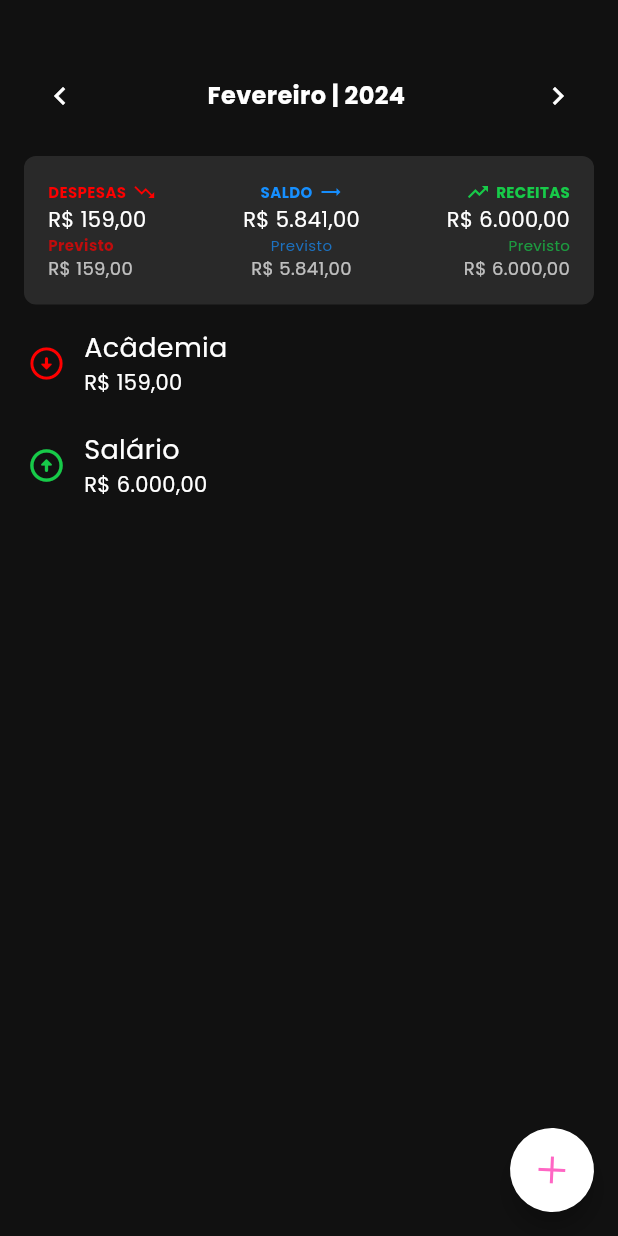
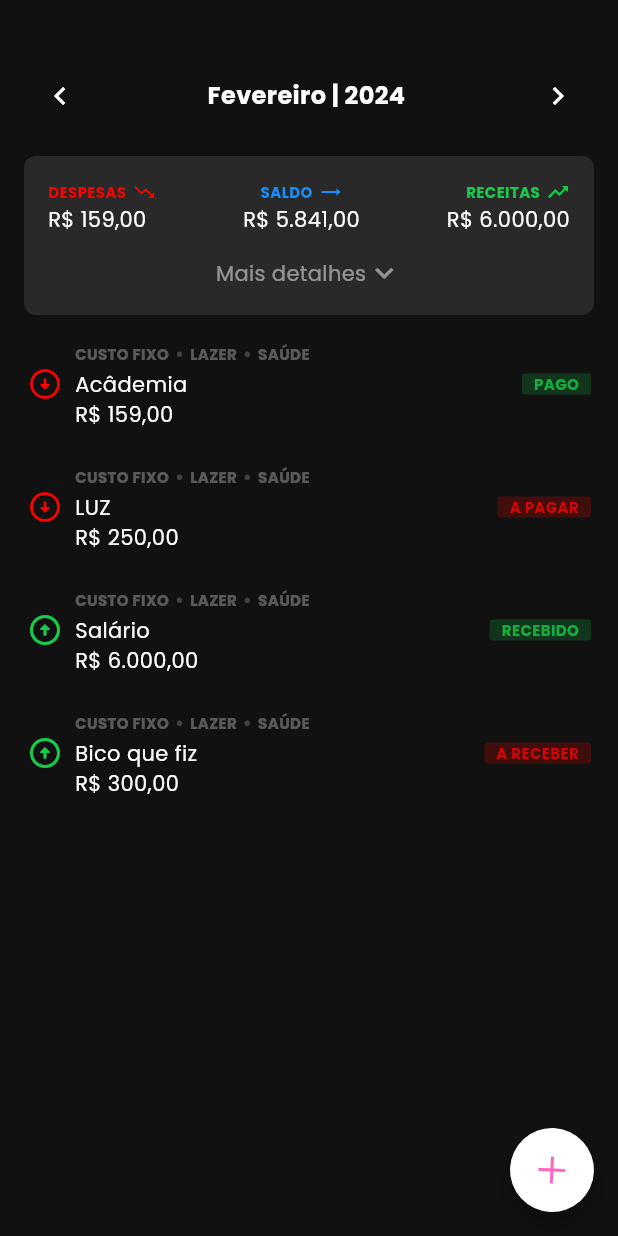
Before and after one commit to youngNyvek/simple-plan, a Flutter app: the screen it shows after launch, on a phone screen of 412 x 824 dp. Run offline on Flutter 3.47's test engine with Material 3 defaults, Android fonts, the phone set to English and light mode, and no system bars; our stand-ins replace google_fonts.

Commit message:
feat: complementing transactions list

```diff
--- a/lib/domain/model/transaction_entry_model.dart
+++ b/lib/domain/model/transaction_entry_model.dart
@@ -1,6 +1,7 @@
 import 'package:simple_plan/domain/entities/transaction_entry_entity.dart';
 
 class TransactionEntryModel {
+  final int id;
   final String description;
   final double amount;
   final DateTime startDate;
@@ -12,9 +13,14 @@ class TransactionEntryModel {
   final int? finalInstallment;
   final List<String> categories;
 
-  static const List<String> _defaultCategories = [];
+  static const List<String> _defaultCategories = [
+    "CUSTO FIXO",
+    "LAZER",
+    "SAÚDE"
+  ];
 
   TransactionEntryModel({
+    required this.id,
     required this.description,
     required this.amount,
     required this.startDate,
@@ -45,6 +51,7 @@ class TransactionEntryModel {
     }
 
     return TransactionEntryModel(
+        id: entity.id!,
         description: entity.description,
         amount: amount,
         startDate: entity.startDate,
--- a/lib/domain/shared/constants.dart
+++ b/lib/domain/shared/constants.dart
@@ -1,3 +1,3 @@
 class Constants {
-  static const String addPlanLabel = "Novo Plano";
+  static const String addPlanLabel = "Nova Transação";
 }
--- a/lib/domain/shared/enum/occurence_type.dart
+++ b/lib/domain/shared/enum/occurence_type.dart
@@ -6,4 +6,6 @@ class OccurrenceType {
 
   static const income = OccurrenceType("Receita", 1);
   static const expense = OccurrenceType("Despesa", 2);
+
+  static const occurrencesList = [income, expense];
 }
--- a/lib/main.dart
+++ b/lib/main.dart
@@ -1,5 +1,6 @@
 import 'package:flutter/material.dart';
 import 'package:google_fonts/google_fonts.dart';
+import 'package:simple_plan/presentation/screens/addTransaction/index.dart';
 import 'package:simple_plan/presentation/screens/home/index.dart';
 import 'package:simple_plan/domain/shared/utils/theme_colors.dart';
 
@@ -20,7 +21,7 @@ class MyApp extends StatelessWidget {
           textTheme: GoogleFonts.poppinsTextTheme()),
       routes: {
         '/': (context) => const Home(),
-        '/addPlan': (context) => const Home()
+        '/addTransaction': (context) => const AddTransaction()
       },
     );
   }
--- a/lib/presentation/screens/home/components/expandable_fab.dart
+++ b/lib/presentation/screens/home/components/expandable_fab.dart
@@ -38,7 +38,7 @@ class _ExpandableFabState extends State<ExpandableFab> {
               icon: const Icon(Icons.library_add),
               label: Constants.addPlanLabel,
               onPressed: () =>
-                  {_toggle(), Navigator.pushNamed(context, '/addPlan')}),
+                  {_toggle(), Navigator.pushNamed(context, '/addTransaction')}),
           FabActionButton(
               isOpen: _open,
               bottom: 70,
--- a/lib/presentation/screens/home/components/fab_actionbutton.dart
+++ b/lib/presentation/screens/home/components/fab_actionbutton.dart
@@ -35,7 +35,7 @@ class FabActionButton extends StatelessWidget {
             duration: const Duration(milliseconds: 200),
             child: FloatingActionButton.extended(
                 heroTag: heroTag,
-                backgroundColor: ThemeColors.pink,
+                backgroundColor: ThemeColors.blue,
                 label: Text(label),
                 onPressed: onPressed,
                 icon: icon)));
--- /dev/null
+++ b/lib/presentation/screens/home/components/monthDetails/index.dart
@@ -0,0 +1,76 @@
+import 'package:flutter/cupertino.dart';
+import 'package:flutter/material.dart';
+import 'package:simple_plan/domain/shared/utils/string_utils.dart';
+import 'package:simple_plan/domain/shared/utils/theme_colors.dart';
+import 'package:simple_plan/presentation/screens/home/components/monthDetails/occurrence_details.dart';
+
+class MonthDetail extends StatelessWidget {
+  final double currentExpenses;
+  final double expenses;
+  final double currentIncomes;
+  final double incomes;
+
+  const MonthDetail(
+      {super.key,
+      required this.currentExpenses,
+      required this.expenses,
+      required this.currentIncomes,
+      required this.incomes});
+
+  @override
+  Widget build(BuildContext context) {
+    return Container(
+        padding: const EdgeInsets.all(16),
+        margin: const EdgeInsets.all(16),
+        decoration: BoxDecoration(
+          borderRadius: BorderRadius.circular(8),
+          color: ThemeColors.darkGray,
+        ),
+        child: Column(
+          children: [
+            Row(
+              mainAxisAlignment: MainAxisAlignment.spaceBetween,
+              children: [
+                OccurrenceDetails(
+                    crossAxisAlignment: CrossAxisAlignment.start,
+                    currentValue: currentExpenses,
+                    expectedValue: expenses,
+                    icon: Icons.trending_down,
+                    label: "DESPESAS",
+                    primaryColor: ThemeColors.red),
+                OccurrenceDetails(
+                    crossAxisAlignment: CrossAxisAlignment.center,
+                    currentValue: currentIncomes - currentExpenses,
+                    expectedValue: incomes - expenses,
+                    icon: Icons.trending_flat,
+                    label: "SALDO",
+                    primaryColor: ThemeColors.blue),
+                OccurrenceDetails(
+                    crossAxisAlignment: CrossAxisAlignment.end,
+                    currentValue: currentIncomes,
+                    expectedValue: incomes,
+                    icon: Icons.trending_up,
+                    label: "RECEITAS",
+                    primaryColor: ThemeColors.green),
+              ],
+            ),
+            const SizedBox(
+              height: 14,
+            ),
+            Row(
+              mainAxisAlignment: MainAxisAlignment.center,
+              children: [
+                Text(
+                  "Mais detalhes",
+                  style: TextStyle(color: Colors.white.withOpacity(0.5)),
+                ),
+                Icon(
+                  Icons.expand_more,
+                  color: Colors.white.withOpacity(0.5),
+                )
+              ],
+            )
+          ],
+        ));
+  }
+}
--- /dev/null
+++ b/lib/presentation/screens/home/components/monthDetails/occurrence_details.dart
@@ -0,0 +1,66 @@
+import 'package:flutter/cupertino.dart';
+import 'package:flutter/material.dart';
+import 'package:simple_plan/domain/shared/utils/string_utils.dart';
+import 'package:simple_plan/domain/shared/utils/theme_colors.dart';
+
+class OccurrenceDetails extends StatelessWidget {
+  final Color primaryColor;
+  final double currentValue;
+  final double expectedValue;
+  final String label;
+  final IconData icon;
+  final CrossAxisAlignment crossAxisAlignment;
+
+  final _expectedLabel = "Previsto";
+
+  const OccurrenceDetails(
+      {super.key,
+      required this.primaryColor,
+      required this.currentValue,
+      required this.expectedValue,
+      required this.label,
+      required this.icon,
+      required this.crossAxisAlignment});
+
+  @override
+  Widget build(BuildContext context) {
+    return Column(
+      crossAxisAlignment: crossAxisAlignment,
+      children: [
+        Row(
+          mainAxisAlignment: MainAxisAlignment.spaceBetween,
+          children: [
+            Text(
+              label,
+              style: TextStyle(
+                  color: primaryColor,
+                  fontWeight: FontWeight.bold,
+                  fontSize: 10),
+            ),
+            const SizedBox(width: 4),
+            Icon(
+              icon,
+              color: primaryColor,
+              size: 16,
+            ),
+          ],
+        ),
+        Text(
+          StringUtils.formatCurrency(currentValue),
+          style: const TextStyle(color: Colors.white, fontSize: 14),
+        ),
+        // Text(
+        //   _expectedLabel,
+        //   style: TextStyle(
+        //       color: primaryColor.withOpacity(0.7),
+        //       fontWeight: FontWeight.bold,
+        //       fontSize: 10),
+        // ),
+        // Text(
+        //   StringUtils.formatCurrency(expectedValue),
+        //   style: TextStyle(color: Colors.white.withOpacity(0.7), fontSize: 12),
+        // ),
+      ],
+    );
+  }
+}
--- a/lib/presentation/screens/home/components/transactionCard/categories_row.dart
+++ b/lib/presentation/screens/home/components/transactionCard/categories_row.dart
@@ -12,8 +12,8 @@ class CategoriesRow extends StatelessWidget {
             .map((item) => Row(children: [
                   Text(
                     item.toUpperCase(),
-                    style: const TextStyle(
-                        color: Colors.white,
+                    style: TextStyle(
+                        color: Colors.white.withOpacity(0.3),
                         fontSize: 10,
                         fontWeight: FontWeight.bold),
                   ),
@@ -21,9 +21,11 @@ class CategoriesRow extends StatelessWidget {
                     width: 4,
                   ),
                   categories.last != item
-                      ? const Row(children: [
-                          Text("•", style: TextStyle(color: Colors.white)),
-                          SizedBox(width: 4)
+                      ? Row(children: [
+                          Text("•",
+                              style: TextStyle(
+                                  color: Colors.white.withOpacity(0.2))),
+                          const SizedBox(width: 4)
                         ])
                       : const SizedBox.shrink()
                 ]))
--- /dev/null
+++ b/lib/presentation/screens/home/components/transactionCard/done_flag.dart
@@ -0,0 +1,43 @@
+import 'package:flutter/cupertino.dart';
+import 'package:simple_plan/domain/shared/enum/occurence_type.dart';
+import 'package:simple_plan/domain/shared/utils/theme_colors.dart';
+
+class DoneFlag extends StatelessWidget {
+  final bool done;
+  final int occurenceType;
+
+  const DoneFlag({super.key, required this.done, required this.occurenceType});
+
+  @override
+  Widget build(BuildContext context) {
+    if (done) {
+      return Container(
+        padding: const EdgeInsets.symmetric(horizontal: 8),
+        decoration: BoxDecoration(
+          borderRadius: BorderRadius.circular(2),
+          color: ThemeColors.green.withOpacity(0.2),
+        ),
+        child: Text(
+            occurenceType == OccurrenceType.income.id ? "RECEBIDO" : "PAGO",
+            style: TextStyle(
+                color: ThemeColors.green.withOpacity(0.8),
+                fontSize: 10,
+                fontWeight: FontWeight.bold)),
+      );
+    } else {
+      return Container(
+        padding: const EdgeInsets.symmetric(horizontal: 8),
+        decoration: BoxDecoration(
+          borderRadius: BorderRadius.circular(2),
+          color: ThemeColors.red.withOpacity(0.2),
+        ),
+        child: Text(
+            occurenceType == OccurrenceType.income.id ? "A RECEBER" : "A PAGAR",
+            style: TextStyle(
+                color: ThemeColors.red.withOpacity(0.8),
+                fontSize: 10,
+                fontWeight: FontWeight.bold)),
+      );
+    }
+  }
+}
--- a/lib/presentation/screens/home/components/transactionCard/index.dart
+++ b/lib/presentation/screens/home/components/transactionCard/index.dart
@@ -3,6 +3,7 @@ import 'package:simple_plan/domain/shared/enum/occurence_type.dart';
 import 'package:simple_plan/domain/shared/utils/theme_colors.dart';
 import 'package:simple_plan/presentation/screens/home/components/transactionCard/amount_row.dart';
 import 'package:simple_plan/presentation/screens/home/components/transactionCard/categories_row.dart';
+import 'package:simple_plan/presentation/screens/home/components/transactionCard/done_flag.dart';
 
 class TransactionCard extends StatelessWidget {
   final int occurrenceType;
@@ -11,6 +12,7 @@ class TransactionCard extends StatelessWidget {
   final double amount;
   final int? currentInstallment;
   final int? finalInstallment;
+  final bool done;
 
   const TransactionCard(
       {super.key,
@@ -19,7 +21,8 @@ class TransactionCard extends StatelessWidget {
       required this.description,
       required this.amount,
       this.currentInstallment,
-      this.finalInstallment});
+      this.finalInstallment,
+      required this.done});
 
   @override
   Widget build(BuildContext context) {
@@ -30,13 +33,13 @@ class TransactionCard extends StatelessWidget {
           occurrenceType == OccurrenceType.expense.id
               ? Icons.arrow_circle_down_rounded
               : Icons.arrow_circle_up_rounded,
-          size: 26,
+          size: 24,
           color: occurrenceType == OccurrenceType.expense.id
               ? ThemeColors.red
               : ThemeColors.green,
         ),
         const SizedBox(
-          width: 12,
+          width: 8,
         ),
         Expanded(
             flex: 1,
@@ -44,10 +47,16 @@ class TransactionCard extends StatelessWidget {
               crossAxisAlignment: CrossAxisAlignment.start,
               children: [
                 CategoriesRow(categories: categories),
-                Text(
-                  description,
-                  style: const TextStyle(color: Colors.white, fontSize: 18),
-                ),
+                Row(
+                    mainAxisAlignment: MainAxisAlignment.spaceBetween,
+                    children: [
+                      Text(
+                        description,
+                        style:
+                            const TextStyle(color: Colors.white, fontSize: 14),
+                      ),
+                      DoneFlag(done: done, occurenceType: occurrenceType)
+                    ]),
                 AmountRow(
                     amount: amount,
                     currentInstallment: currentInstallment,
--- a/lib/presentation/screens/home/index.dart
+++ b/lib/presentation/screens/home/index.dart
@@ -8,6 +8,7 @@ import 'package:simple_plan/domain/shared/enum/months.dart';
 import 'package:simple_plan/domain/shared/enum/occurence_type.dart';
 import 'package:simple_plan/domain/shared/utils/theme_colors.dart';
 import 'package:simple_plan/domain/shared/utils/string_utils.dart';
+import 'package:simple_plan/presentation/screens/home/components/monthDetails/index.dart';
 import 'package:simple_plan/presentation/screens/home/components/transactionCard/amount_row.dart';
 import 'package:simple_plan/presentation/screens/home/components/transactionCard/categories_row.dart';
 import 'package:simple_plan/presentation/screens/home/components/transactionCard/index.dart';
@@ -51,11 +52,35 @@ class _HomeState extends State<Home> {
       TransactionEntryModel.fromEntity(
           TransactionEntryEntity(
               id: 1,
+              description: 'LUZ',
+              amount: 250,
+              startDate: DateTime(2024, 1, 1),
+              occurrenceType: 2,
+              done: false,
+              monthlyPlanId: '1:2024',
+              createdAt: DateTime(2024, 1, 1)),
+          _selectedMonth,
+          _selectedYear),
+      TransactionEntryModel.fromEntity(
+          TransactionEntryEntity(
+              id: 1,
               description: 'Salário',
               amount: 6000,
               startDate: DateTime(2024, 1, 1),
               occurrenceType: 1,
               done: true,
+              monthlyPlanId: '1:2024',
+              createdAt: DateTime(2024, 1, 1)),
+          _selectedMonth,
+          _selectedYear),
+      TransactionEntryModel.fromEntity(
+          TransactionEntryEntity(
+              id: 1,
+              description: 'Bico que fiz',
+              amount: 300,
+              startDate: DateTime(2024, 1, 1),
+              occurrenceType: 1,
+              done: false,
               monthlyPlanId: '1:2024',
               createdAt: DateTime(2024, 1, 1)),
           _selectedMonth,
@@ -90,7 +115,7 @@ class _HomeState extends State<Home> {
       final doneIncomes = filteredIncomes.where((element) => element.done);
 
       if (doneIncomes.isNotEmpty) {
-        _currentIncomes = filteredIncomes
+        _currentIncomes = doneIncomes
             .map((element) => element.amount)
             .reduce((value, element) => value + element);
       }
@@ -141,7 +166,11 @@ class _HomeState extends State<Home> {
         body: Center(
             child: Column(children: [
           selectedMonth(),
-          principalData(),
+          MonthDetail(
+              currentExpenses: _currentExpenses,
+              expenses: _expenses,
+              currentIncomes: _currentIncomes,
+              incomes: _incomes),
           cashFlowByMonth()
         ])),
         floatingActionButton: const ExpandableFab());
@@ -183,133 +212,6 @@ class _HomeState extends State<Home> {
         ]));
   }
 
-  Widget principalData() {
-    return Container(
-        padding: const EdgeInsets.all(16),
-        margin: const EdgeInsets.all(16),
-        decoration: BoxDecoration(
-          borderRadius: BorderRadius.circular(8),
-          color: ThemeColors.darkGray,
-        ),
-        child: Column(
-          children: [
-            Row(
-              mainAxisAlignment: MainAxisAlignment.spaceBetween,
-              children: [
-                Column(
-                  crossAxisAlignment: CrossAxisAlignment.start,
-                  children: [
-                    const Row(
-                      mainAxisAlignment: MainAxisAlignment.spaceBetween,
-                      children: [
-                        Text(
-                          "DESPESAS",
-                          style: TextStyle(
-                              color: ThemeColors.red,
-                              fontWeight: FontWeight.bold,
-                              fontSize: 10),
-                        ),
-                        SizedBox(width: 4),
-                        Icon(
-                          Icons.trending_down,
-                          color: ThemeColors.red,
-                          size: 16,
-                        ),
-                      ],
-                    ),
-                    Text(
-                      StringUtils.formatCurrency(_currentExpenses),
-                      style: const TextStyle(color: Colors.white, fontSize: 14),
-                    ),
-                    Text(
-                      "Previsto",
-                      style: TextStyle(
-                          color: ThemeColors.red.withOpacity(0.7),
-                          fontWeight: FontWeight.bold,
-                          fontSize: 10),
-                    ),
-                    Text(
-                      StringUtils.formatCurrency(_expenses),
-                      style: TextStyle(
-                          color: Colors.white.withOpacity(0.7), fontSize: 12),
-                    ),
-                  ],
-                ),
-                Column(
-                  children: [
-                    const Row(children: [
-                      Text(
-                        "SALDO",
-                        style: TextStyle(
-                            color: ThemeColors.blue,
-                            fontWeight: FontWeight.bold,
-                            fontSize: 10),
-                      ),
-                      SizedBox(width: 4),
-                      Icon(Icons.trending_flat,
-                          color: ThemeColors.blue, size: 16),
-                    ]),
-                    Text(
-                      StringUtils.formatCurrency(
-                          _currentIncomes - _currentExpenses),
-                      style: const TextStyle(color: Colors.white, fontSize: 14),
-                    ),
-                    Text(
-                      "Previsto",
-                      style: TextStyle(
-                          color: ThemeColors.blue.withOpacity(0.7),
-                          fontSize: 10),
-                    ),
-                    const SizedBox(width: 8),
-                    Text(
-                      StringUtils.formatCurrency(_incomes - _expenses),
-                      style: TextStyle(
-                          color: Colors.white.withOpacity(0.7), fontSize: 12),
-                    ),
-                  ],
-                ),
-                Column(
-                  crossAxisAlignment: CrossAxisAlignment.end,
-                  children: [
-                    const Row(
-                      mainAxisAlignment: MainAxisAlignment.spaceBetween,
-                      children: [
-                        Icon(Icons.trending_up,
-                            color: ThemeColors.green, size: 16),
-                        SizedBox(width: 4),
-                        Text(
-                          "RECEITAS",
-                          style: TextStyle(
-                            color: ThemeColors.green,
-                            fontWeight: FontWeight.bold,
-                            fontSize: 10,
-                          ),
-                        ),
-                      ],
-                    ),
-                    Text(
-                      StringUtils.formatCurrency(_currentIncomes),
-                      style: const TextStyle(color: Colors.white, fontSize: 14),
-                    ),
-                    Text(
-                      "Previsto",
-                      style: TextStyle(
-                          color: ThemeColors.green.withOpacity(0.7),
-                          fontSize: 10),
-                    ),
-                    Text(
-                      StringUtils.formatCurrency(_incomes),
-                      style: TextStyle(
-                          color: Colors.white.withOpacity(0.7), fontSize: 12),
-                    ),
-                  ],
-                )
-              ],
-            )
-          ],
-        ));
-  }
-
   Widget cashFlowByMonth() {
     return Expanded(
         flex: 1,
@@ -320,6 +222,8 @@ class _HomeState extends State<Home> {
               .map((item) => Column(
                     children: [
                       TransactionCard(
+                          key: Key("${item.id}"),
+                          done: item.done,
                           amount: item.amount,
                           categories: item.categories,
                           currentInstallment: item.currentInstallment,
```
Also changed, not shown: lib/presentation/screens/addTransaction/index.dart (added, +277 -0 lines).
